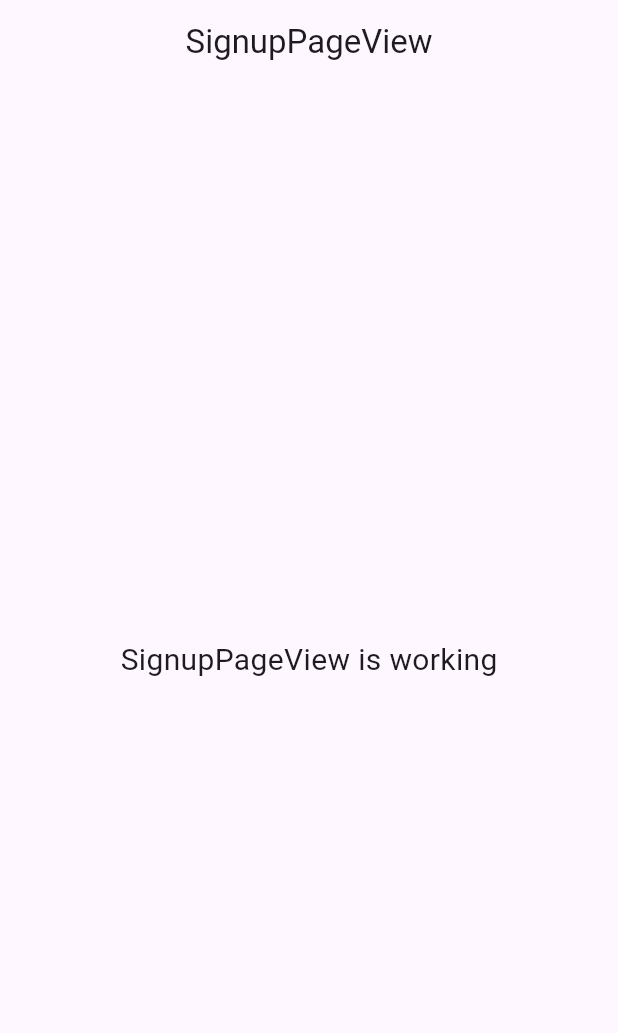
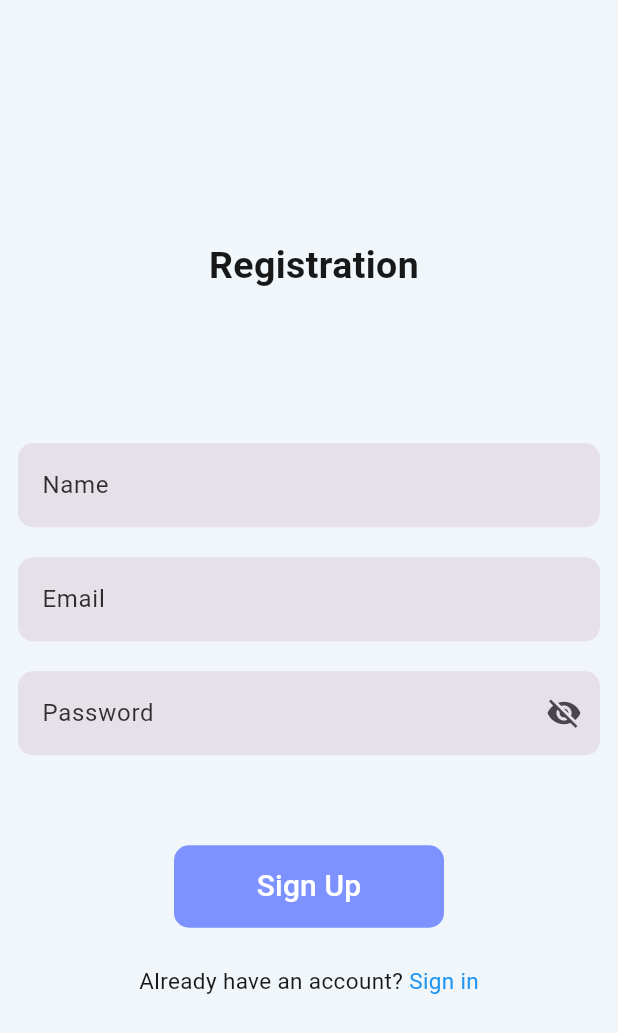
Before and after one commit to Shawon954/notes, a Flutter app: the SignupPageView screen opened by its route, on a phone screen of 412 x 824 dp. Shown: the top 1033 px of the screen. Run offline on Flutter 3.47's test engine with Material 3 defaults, Android fonts, the phone set to English and light mode, and no system bars; our stand-ins replace flutter_spinkit, get, go_router.

Commit message:
Signup Page Design Complete,

```diff
--- a/lib/app/modules/addnote_page/views/addnote_page_view.dart
+++ b/lib/app/modules/addnote_page/views/addnote_page_view.dart
@@ -2,6 +2,7 @@ import 'package:flutter/material.dart';
 
 import 'package:get/get.dart';
 
+import '../../../utils/app_color.dart';
 import '../controllers/addnote_page_controller.dart';
 
 class AddnotePageView extends GetView<AddnotePageController> {
@@ -9,10 +10,7 @@ class AddnotePageView extends GetView<AddnotePageController> {
   @override
   Widget build(BuildContext context) {
     return Scaffold(
-      appBar: AppBar(
-        title: const Text('AddnotePageView'),
-        centerTitle: true,
-      ),
+     backgroundColor: AppColors.pageBackground,
       body: const Center(
         child: Text(
           'AddnotePageView is working',
--- a/lib/app/modules/signup_page/controllers/signup_page_controller.dart
+++ b/lib/app/modules/signup_page/controllers/signup_page_controller.dart
@@ -1,23 +1,19 @@
+import 'package:flutter/material.dart';
 import 'package:get/get.dart';
 
 class SignupPageController extends GetxController {
-  //TODO: Implement SignupPageController
+  final signup_key = GlobalKey<FormState>();
 
-  final count = 0.obs;
-  @override
-  void onInit() {
-    super.onInit();
+  // controller
+
+  final nameController = TextEditingController();
+  final emailController = TextEditingController();
+  final passwordController = TextEditingController();
+
+  // password show
+  var isObscured = true.obs;
+
+  void togglePasswordVisibility() {
+    isObscured.value = !isObscured.value;
   }
-
-  @override
-  void onReady() {
-    super.onReady();
-  }
-
-  @override
-  void onClose() {
-    super.onClose();
-  }
-
-  void increment() => count.value++;
 }
--- a/lib/app/modules/signup_page/views/signup_page_view.dart
+++ b/lib/app/modules/signup_page/views/signup_page_view.dart
@@ -1,24 +1,129 @@
 import 'package:flutter/material.dart';
 
 import 'package:get/get.dart';
+import 'package:go_router/go_router.dart';
 
+import '../../../utils/app_color.dart';
+import '../../../utils/app_string.dart';
+import '../../../utils/validator.dart';
+import '../../../widget/custom_material_button.dart';
+import '../../../widget/custom_textformfiled.dart';
 import '../controllers/signup_page_controller.dart';
 
-class SignupPageView extends GetView<SignupPageController> {
-  const SignupPageView({super.key});
+class SignupPageView extends StatelessWidget {
+
+  final controller = Get.put(SignupPageController());
+
+
   @override
   Widget build(BuildContext context) {
     return Scaffold(
-      appBar: AppBar(
-        title: const Text('SignupPageView'),
-        centerTitle: true,
-      ),
-      body: const Center(
-        child: Text(
-          'SignupPageView is working',
-          style: TextStyle(fontSize: 20),
-        ),
-      ),
-    );
+        backgroundColor: AppColors.pageBackground,
+        body: Padding(
+          padding: const EdgeInsets.only(left: 12, right: 12),
+          child: Center(
+            child: Column(
+              mainAxisAlignment: MainAxisAlignment.center,
+
+              children: [
+
+                Text(AppString.reg, style: TextStyle(fontSize: 25,
+                    color: AppColors.textDark90,
+                    fontWeight: FontWeight.bold),),
+
+                SizedBox(height: 100,),
+                Obx(() {
+                  return Form(
+                      key: controller.signup_key,
+                      child: Column(
+                        mainAxisAlignment: MainAxisAlignment.center,
+                        children: [
+
+                          // Name
+                          CustomTextFormField(
+                            textInputType: TextInputType.text,
+                            controller: controller.nameController,
+                            labelText: 'Name',
+                            validator: (name)=>ErrorMessage().nameError(name!),
+                          ),
+
+                          SizedBox(
+                            height: 20,
+                          ),
+                          // Email
+                          CustomTextFormField(
+                            textInputType: TextInputType.emailAddress,
+                            controller: controller.emailController,
+                            labelText: 'Email',
+                            validator: (email)=>ErrorMessage().validateEmail(email!),
+                          ),
+
+                          SizedBox(
+                            height: 20,
+                          ),
+
+                          // Password
+                          CustomTextFormField(
+                            textInputType: TextInputType.text,
+                            controller: controller.passwordController,
+                            validator: (password)=>ErrorMessage().validatePassword(password!),
+                            obscure: controller.isObscured.value,
+                            suffixIcon: IconButton(
+                              icon: Icon(
+                                controller.isObscured.value
+                                    ? Icons.visibility_off
+                                    : Icons.visibility,
+                              ),
+                              onPressed: () {
+                                controller.togglePasswordVisibility();
+                              },
+                            ),
+                            labelText: 'Password',
+                          ),
+                        ],
+                      ));
+                }),
+
+                SizedBox(
+                  height: 60,
+                ),
+
+                // Custom Button
+                CustomMaterialButton(
+                  title: 'Sign Up',
+                  fontSize: 20,
+                  onPressed: () {
+                    if (controller.signup_key.currentState!.validate()) {
+                      print('ok');
+                    }
+                  },
+                  height: 55,
+                  width: 180,
+
+                  color: AppColors.primaryLight,
+                ),
+                SizedBox(
+                  height: 25,
+                ),
+
+                Row(
+                  mainAxisAlignment: MainAxisAlignment.center,
+                  children: [
+                    Text("Already have an account? ",style: TextStyle(color: AppColors.textDark90,fontSize: 15),),
+                    InkWell(
+                      onTap: (){
+                        GoRouter.of(context).go('/login_page');
+                      },
+                      child: Text(
+                        'Sign in',
+                        style: TextStyle(color: Colors.blue,fontSize: 15),
+                      ),
+                    ),
+                  ],
+                ),
+              ],
+            ),
+          ),
+        ));
   }
 }
--- a/lib/app/routes/go_routes.dart
+++ b/lib/app/routes/go_routes.dart
@@ -13,10 +13,7 @@ final goRouter = GoRouter(
       GoRoute(path: '/', builder: (context, state) => SplashScreenView()),
       GoRoute(path: '/home_page', builder: (context, state) => HomePageView()),
       GoRoute(path: '/login_page', builder: (context, state) => LoginPageView()),
-      GoRoute(path: '/registration_page ', builder: (context, state) => SignupPageView()),
+      GoRoute(path: '/registration_page', builder: (context, state) => SignupPageView()),
       GoRoute(path: '/addnote_page', builder: (context, state) => AddnotePageView()),
 
-
-
-
 ]);
```
Also changed, not shown: lib/app/modules/home_page/views/home_page_view.dart (+18 -9 lines), lib/app/modules/login_page/views/login_page_view.dart (+27 -4 lines), lib/app/utils/validator.dart (+12 -3 lines).
